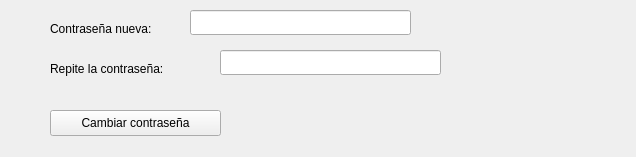
Qt form Documentacion/QtDesigner/combiar_contrasena.ui (AsgardUtvt/ProyectoIntegrador1) before a commit.
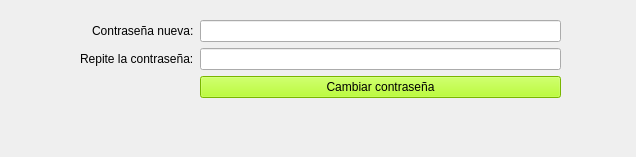
The same form after that commit.

```diff
--- a/Documentacion/QtDesigner/combiar_contrasena.ui
+++ b/Documentacion/QtDesigner/combiar_contrasena.ui
@@ -13,70 +13,60 @@
   <property name="windowTitle">
    <string>SIHMED - Cambiar contraseña</string>
   </property>
-  <widget class="QLabel" name="label">
+  <widget class="QWidget" name="formLayoutWidget">
    <property name="geometry">
     <rect>
-     <x>50</x>
+     <x>80</x>
      <y>20</y>
-     <width>141</width>
-     <height>18</height>
+     <width>481</width>
+     <height>101</height>
     </rect>
    </property>
+   <layout class="QFormLayout" name="formLayout">
+    <property name="labelAlignment">
+     <set>Qt::AlignmentFlag::AlignRight|Qt::AlignmentFlag::AlignTrailing|Qt::AlignmentFlag::AlignVCenter</set>
+    </property>
+    <item row="0" column="0">
+     <widget class="QLabel" name="label">
    <property name="text">
     <string>Contraseña nueva:</string>
    </property>
   </widget>
+    </item>
+    <item row="0" column="1">
+     <widget class="QLineEdit" name="le_contrasena_nuev">
+      <property name="echoMode">
+       <enum>QLineEdit::EchoMode::Password</enum>
+      </property>
+     </widget>
+    </item>
+    <item row="1" column="0">
   <widget class="QLabel" name="label_2">
-   <property name="geometry">
-    <rect>
-     <x>50</x>
-     <y>60</y>
-     <width>171</width>
-     <height>18</height>
-    </rect>
-   </property>
    <property name="text">
     <string>Repite la contraseña:</string>
    </property>
   </widget>
-  <widget class="QLineEdit" name="le_contrasena_nuev">
-   <property name="geometry">
-    <rect>
-     <x>190</x>
-     <y>10</y>
-     <width>221</width>
-     <height>25</height>
-    </rect>
-   </property>
-   <property name="echoMode">
-    <enum>QLineEdit::EchoMode::Password</enum>
-   </property>
-  </widget>
+    </item>
+    <item row="1" column="1">
   <widget class="QLineEdit" name="le_repetir_contrasena">
-   <property name="geometry">
-    <rect>
-     <x>220</x>
-     <y>50</y>
-     <width>221</width>
-     <height>25</height>
-    </rect>
-   </property>
    <property name="echoMode">
     <enum>QLineEdit::EchoMode::Password</enum>
    </property>
   </widget>
+    </item>
+    <item row="2" column="1">
   <widget class="QPushButton" name="pb_cambiar_contrasena">
-   <property name="geometry">
-    <rect>
-     <x>50</x>
-     <y>110</y>
-     <width>171</width>
-     <height>26</height>
-    </rect>
+      <property name="styleSheet">
+       <string notr="true">QPushButton#pb_cambiar_contrasena {
+background-color: rgb(170, 255, 0)
+}</string>
    </property>
    <property name="text">
     <string>Cambiar contraseña</string>
    </property>
+     </widget>
+    </item>
+   </layout>
   </widget>
  </widget>
  <resources/>
```
Lines whose indentation alone changed are shown as unchanged.
